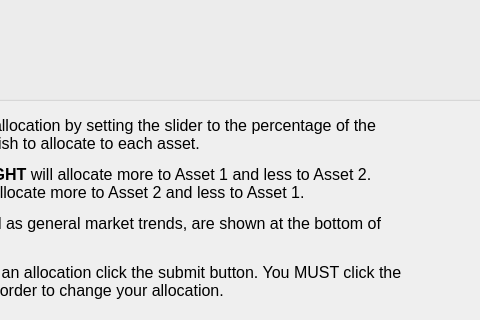
First picture: the form in MarketSimulation/instructionscreen2.ui, repository dwattttt/marketsim, before the edit; both pictures show x 559 to 1039 and y 87 to 407 of the 1332 by 407 pixel window.
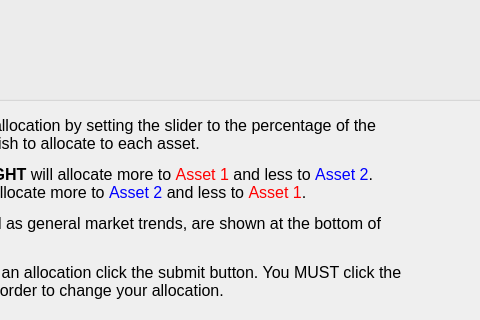
Second picture: the form after the edit. Icons and pictures are not drawn. Custom widgets are drawn as their Qt base class.

Patch:
```diff
--- a/MarketSimulation/instructionscreen2.ui
+++ b/MarketSimulation/instructionscreen2.ui
@@ -36,7 +36,7 @@
        </property>
        <property name="sizeHint" stdset="0">
         <size>
-         <width>0</width>
+         <width>20</width>
          <height>0</height>
         </size>
        </property>
@@ -126,7 +126,7 @@
 p, li { white-space: pre-wrap; }
 &lt;/style&gt;&lt;/head&gt;&lt;body style=&quot; font-family:'MS Shell Dlg 2'; font-size:12pt; font-weight:400; font-style:normal;&quot;&gt;
 &lt;p style=&quot; margin-top:12px; margin-bottom:12px; margin-left:0px; margin-right:0px; -qt-block-indent:0; text-indent:0px;&quot;&gt;You may make your initial allocation by setting the slider to the percentage of the $10 endowment that you wish to allocate to each asset.&lt;/p&gt;
-&lt;p style=&quot; margin-top:12px; margin-bottom:12px; margin-left:0px; margin-right:0px; -qt-block-indent:0; text-indent:0px;&quot;&gt;Moving the slider to the &lt;span style=&quot; font-weight:600;&quot;&gt;RIGHT&lt;/span&gt; will allocate more to Asset 1 and less to Asset 2. Moving it to the &lt;span style=&quot; font-weight:600;&quot;&gt;LEFT&lt;/span&gt; will allocate more to Asset 2 and less to Asset 1.&lt;/p&gt;
+&lt;p style=&quot; margin-top:12px; margin-bottom:12px; margin-left:0px; margin-right:0px; -qt-block-indent:0; text-indent:0px;&quot;&gt;Moving the slider to the &lt;span style=&quot; font-weight:600;&quot;&gt;RIGHT&lt;/span&gt; will allocate more to &lt;span style=&quot; color:#ff0000;&quot;&gt;Asset 1&lt;/span&gt; and less to &lt;span style=&quot; color:#0000ff;&quot;&gt;Asset 2&lt;/span&gt;. Moving it to the &lt;span style=&quot; font-weight:600;&quot;&gt;LEFT&lt;/span&gt; will allocate more to &lt;span style=&quot; color:#0000ff;&quot;&gt;Asset 2&lt;/span&gt; and less to &lt;span style=&quot; color:#ff0000;&quot;&gt;Asset 1&lt;/span&gt;.&lt;/p&gt;
 &lt;p style=&quot; margin-top:12px; margin-bottom:12px; margin-left:0px; margin-right:0px; -qt-block-indent:0; text-indent:0px;&quot;&gt;The time remaining, as well as general market trends, are shown at the bottom of the screen.&lt;/p&gt;
 &lt;p style=&quot; margin-top:12px; margin-bottom:12px; margin-left:0px; margin-right:0px; -qt-block-indent:0; text-indent:0px;&quot;&gt;Once you have decided on an allocation click the submit button. You MUST click the Submit Allocation button in order to change your allocation.&lt;/p&gt;&lt;/body&gt;&lt;/html&gt;</string>
           </property>
```
